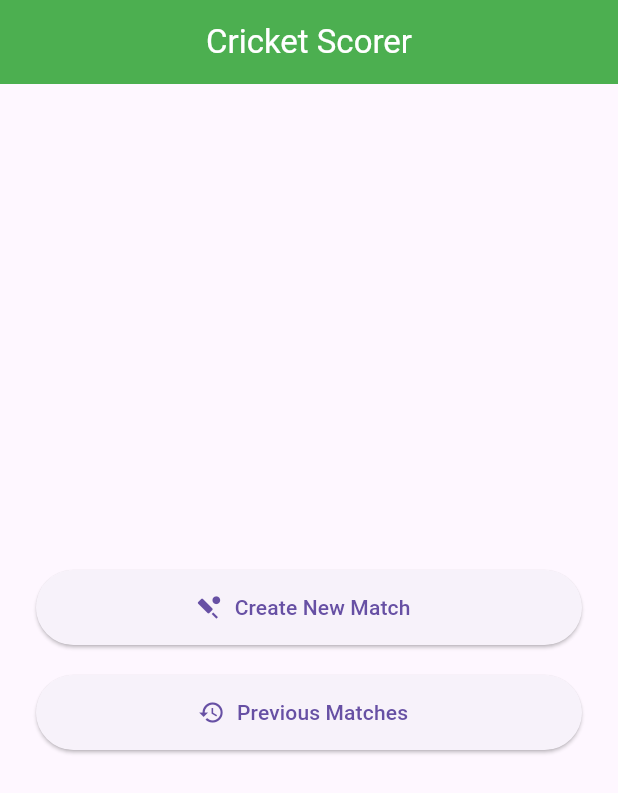
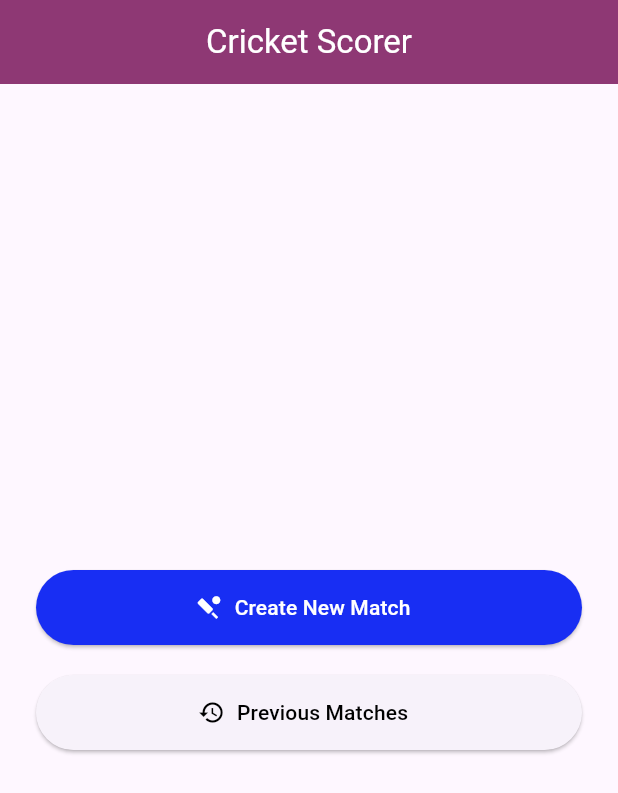
Before and after one commit to ItsAmaan09/cricket_scorer_app, a Flutter app: the screen it shows after launch, on a phone screen of 412 x 824 dp. Shown: the top 793 px of the screen. Run offline on Flutter 3.47's test engine with Material 3 defaults, Android fonts, the phone set to English and light mode, and no system bars.

Commit message:
update icon / btn and color

```diff
--- a/lib/screens/home_screen.dart
+++ b/lib/screens/home_screen.dart
@@ -11,7 +11,7 @@ class HomeScreen extends StatelessWidget {
       appBar: AppBar(
         title: Text('Cricket Scorer', style: TextStyle(color: Colors.white)),
         centerTitle: !false,
-        backgroundColor: Colors.green,
+        backgroundColor: Color.fromARGB(255, 142, 56, 116),
       ),
       body: Padding(
         padding: EdgeInsets.all(24.0),
@@ -19,20 +19,20 @@ class HomeScreen extends StatelessWidget {
           mainAxisAlignment: MainAxisAlignment.center,
           children: [
             ElevatedButton.icon(
-              icon: Icon(Icons.sports_cricket),
-              label: Text('Create New Match'),
+              icon: Icon(Icons.sports_cricket, color: Colors.white,),
+              label: Text('Create New Match', style: TextStyle(color: Colors.white),),
               onPressed: () {
                 Navigator.push(
                   context,
                   MaterialPageRoute(builder: (_) => CreateMatchScreen()),
                 );
               },
-              style: ElevatedButton.styleFrom(minimumSize: Size.fromHeight(50)),
+              style: ElevatedButton.styleFrom(minimumSize: Size.fromHeight(50), backgroundColor: const Color.fromARGB(255, 24, 46, 243)),
             ),
             SizedBox(height: 20),
             ElevatedButton.icon(
-              icon: Icon(Icons.history),
-              label: Text('Previous Matches'),
+              icon: Icon(Icons.history, color: Colors.black,),
+              label: Text('Previous Matches', style: TextStyle(color: Colors.black),),
               onPressed: () {
                 Navigator.push(
                   context,
--- a/lib/screens/splash_screen.dart
+++ b/lib/screens/splash_screen.dart
@@ -23,7 +23,7 @@ class _SplashScreenState extends State<SplashScreen> {
   @override
   Widget build(BuildContext context) {
     return Scaffold(
-      backgroundColor: Colors.green[700],
+      backgroundColor: const Color.fromARGB(255, 142, 56, 116),
       body: Center(
         child: Column(
           mainAxisAlignment: MainAxisAlignment.center,
```
